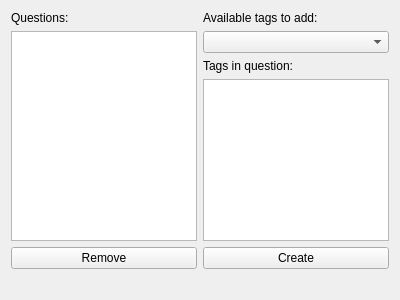
First picture: the form in Views/relationview.ui, repository ArkadiuszStanislawLega/Flashcards_Qt, before the edit.
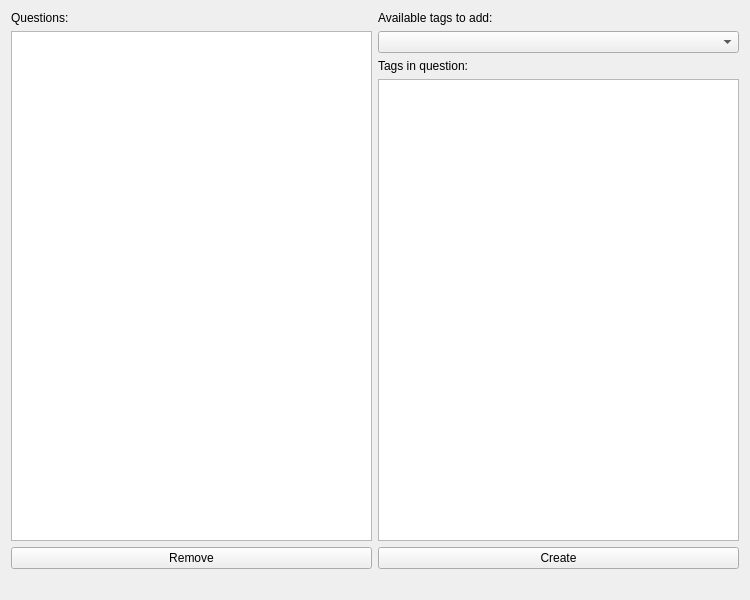
Second picture: the form after the edit.

Patch:
```diff
--- a/Views/relationview.ui
+++ b/Views/relationview.ui
@@ -6,8 +6,8 @@
    <rect>
     <x>0</x>
     <y>0</y>
-    <width>400</width>
-    <height>300</height>
+    <width>750</width>
+    <height>600</height>
    </rect>
   </property>
   <property name="windowTitle">
```
